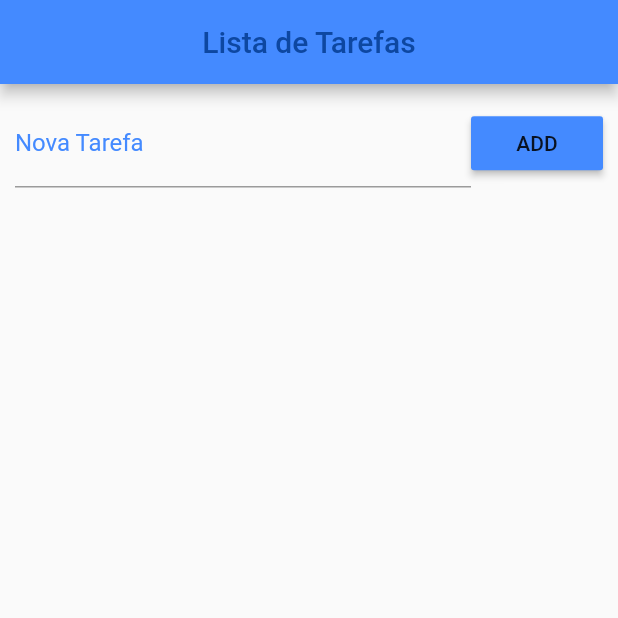
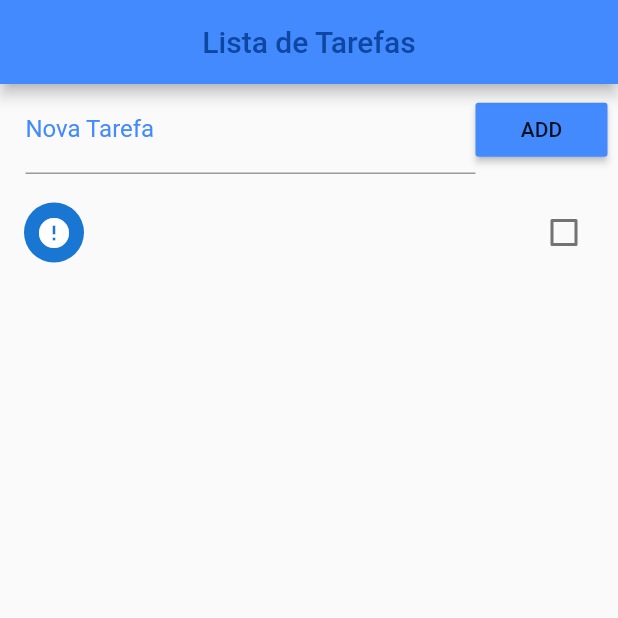
Before and after one commit to MarcioVital/Lista_de_Tarefas, a Flutter app: the screen it shows after launch, after a tap on "ADD", on a phone screen of 412 x 824 dp, the top half of it. Run offline on Flutter 3.47's test engine with Material 2 defaults, Android fonts, the phone set to English and light mode, and no system bars.

```diff
--- a/lib/main.dart
+++ b/lib/main.dart
@@ -19,6 +19,29 @@ class _HomeState extends State<Home> {
   List _toDoList = [];
 
   @override
+  void initState() {
+    super.initState();
+    _readData().then((data) {
+      setState(() {
+        _toDoList = json.decode(data);
+      });
+    });
+  }
+
+  TextEditingController _textoController = TextEditingController();
+
+  void _addToDo() {
+    setState(() {
+      Map<String, dynamic> newToDo = Map();
+      newToDo["title"] = _textoController.text;
+      _textoController.text = "";
+      newToDo["ok"] = false;
+      _toDoList.add(newToDo);
+      _saveData();
+    });
+  }
+
+  @override
   Widget build(BuildContext context) {
     return Scaffold(
       appBar: AppBar(
@@ -26,37 +49,75 @@ class _HomeState extends State<Home> {
         backgroundColor: Colors.blueAccent,
         title: Text(
           "Lista de Tarefas",
-          textAlign: TextAlign.center,
           style: TextStyle(color: Colors.blue[900], fontSize: 20),
         ),
       ),
-      body: SingleChildScrollView(
-        padding: EdgeInsets.all(10),
-        child: Column(
-          children: [
-            Row(
+      body: Column(
+        children: [
+          Container(
+            padding: EdgeInsets.fromLTRB(17, 1, 7, 1),
+            child: Row(
               children: [
                 Expanded(
                   child: TextField(
+                    controller: _textoController,
                     decoration: InputDecoration(
                       labelText: "Nova Tarefa",
                       hintText: "Digite Aqui",
-                      hintStyle: TextStyle(color: Colors.blue),
+                      hintStyle: TextStyle(color: Colors.red[300]),
                       labelStyle: TextStyle(color: Colors.blueAccent),
                     ),
                   ),
                 ),
                 RaisedButton(
                   color: Colors.blueAccent,
-                  onPressed: () {},
                   child: Text(" ADD "),
+                  onPressed: _addToDo,
                 ),
               ],
             ),
-          ],
-        ),
+          ),
+          Expanded(
+            child: ListView.builder(
+              padding: EdgeInsets.only(top: 10),
+              itemCount: _toDoList.length,
+              itemBuilder: buildItem,
+            ),
+          ),
+        ],
       ),
     );
+  }
+
+  Widget buildItem(context, index) {
+    return Dismissible(
+        key: Key(DateTime.now().millisecondsSinceEpoch.toString()),
+        background: Container(
+          color: Colors.red,
+          child: Align(
+            alignment: Alignment(-0.9, 0),
+            child: Icon(
+              Icons.delete,
+              color: Colors.white,
+            ),
+          ),
+        ),
+        direction: DismissDirection.startToEnd,
+        child: CheckboxListTile(
+          title: Text(_toDoList[index]["title"]),
+          value: _toDoList[index]["ok"],
+          secondary: CircleAvatar(
+            child: Icon(_toDoList[index]["ok"] ? Icons.check : Icons.error),
+          ),
+          onChanged: (c) {
+            setState(
+              () {
+                _toDoList[index]["ok"] = c;
+                _saveData();
+              },
+            );
+          },
+        ));
   }
 
   Future<File> _getFile() async {
```
